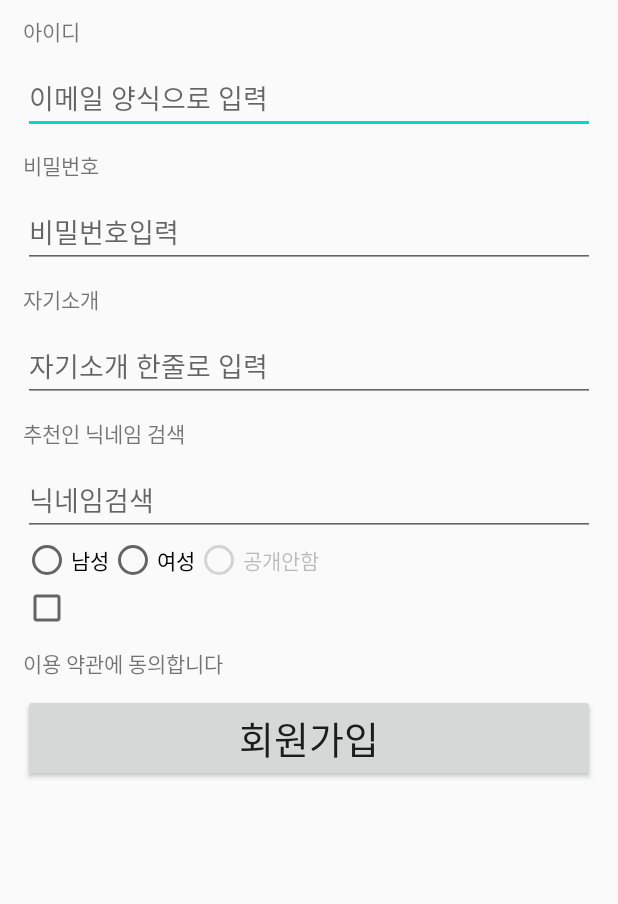
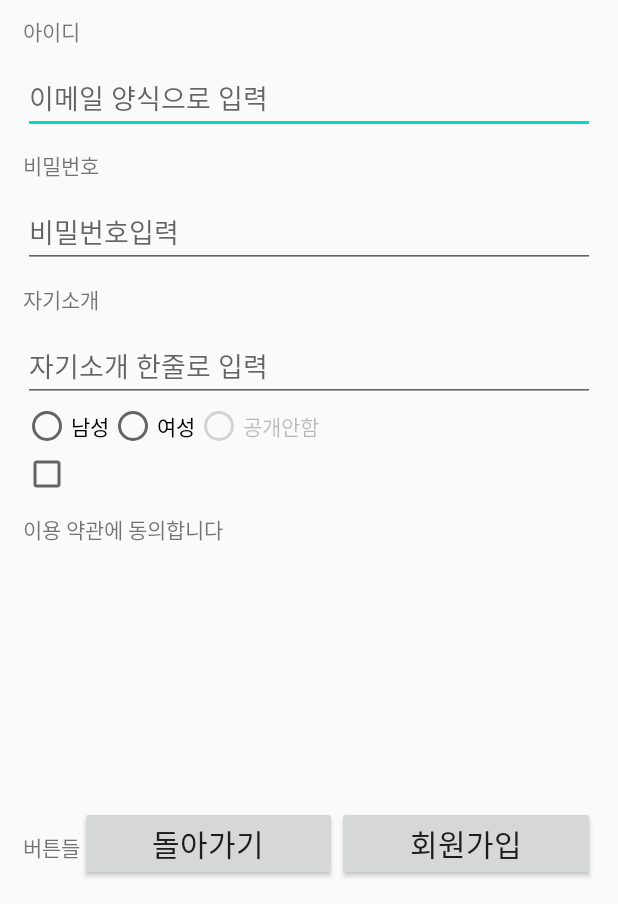
Before and after one commit to eicipop/UI_practice_20200630, an Android app: the screen it shows after launch (MainActivity), on a phone screen of 412 x 824 dp, the part 332-1236 px from its top. Run offline under Robolectric (Android 15) with nearby library versions, the phone set to English and light mode, and no system bars.

Commit message:
activity_main.xml layout made weight attributes

```diff
--- a/app/src/main/res/layout/activity_main.xml
+++ b/app/src/main/res/layout/activity_main.xml
@@ -64,20 +64,6 @@
         android:hint="자기소개 한줄로 입력"
         android:singleLine="true" />
 
-    <TextView
-        android:layout_width="wrap_content"
-        android:layout_height="wrap_content"
-        android:layout_marginTop="10dp"
-        android:text="추천인 닉네임 검색" />
-
-    <EditText
-        android:layout_width="match_parent"
-        android:layout_height="wrap_content"
-        android:layout_marginTop="10dp"
-        android:hint="닉네임검색"
-        android:imeOptions="actionSearch"
-        android:singleLine="true" />
-
     <RadioGroup
         android:layout_width="wrap_content"
         android:layout_height="wrap_content"
@@ -94,9 +80,9 @@
             android:text="여성" />
 
         <RadioButton
-            android:enabled="false"
             android:layout_width="wrap_content"
             android:layout_height="wrap_content"
+            android:enabled="false"
             android:text="공개안함" />
     </RadioGroup>
 
@@ -112,10 +98,33 @@
         android:checked="true"
         android:text="이용 약관에 동의합니다" />
 
-    <Button
+    <TextView
+        android:layout_width="wrap_content"
+        android:layout_height="0dp"
+        android:layout_weight="1"
+        />
+    <LinearLayout
         android:layout_width="match_parent"
         android:layout_height="wrap_content"
-        android:text="회원가입"
-        android:textSize="25sp" />
+        android:orientation="horizontal">
+        <TextView
+            android:layout_width="wrap_content"
+            android:layout_height="wrap_content"
+            android:text="버튼들"/>
+        <Button
+            android:layout_weight="1"
+            android:layout_width="0dp"
+            android:layout_height="wrap_content"
+            android:textSize="20sp"
+            android:text="돌아가기"/>
+
+        <Button
+            android:layout_weight="1"
+            android:layout_width="0dp"
+            android:layout_height="wrap_content"
+            android:text="회원가입"
+            android:textSize="20sp" />
+    </LinearLayout>
+
 
 </LinearLayout>
```
